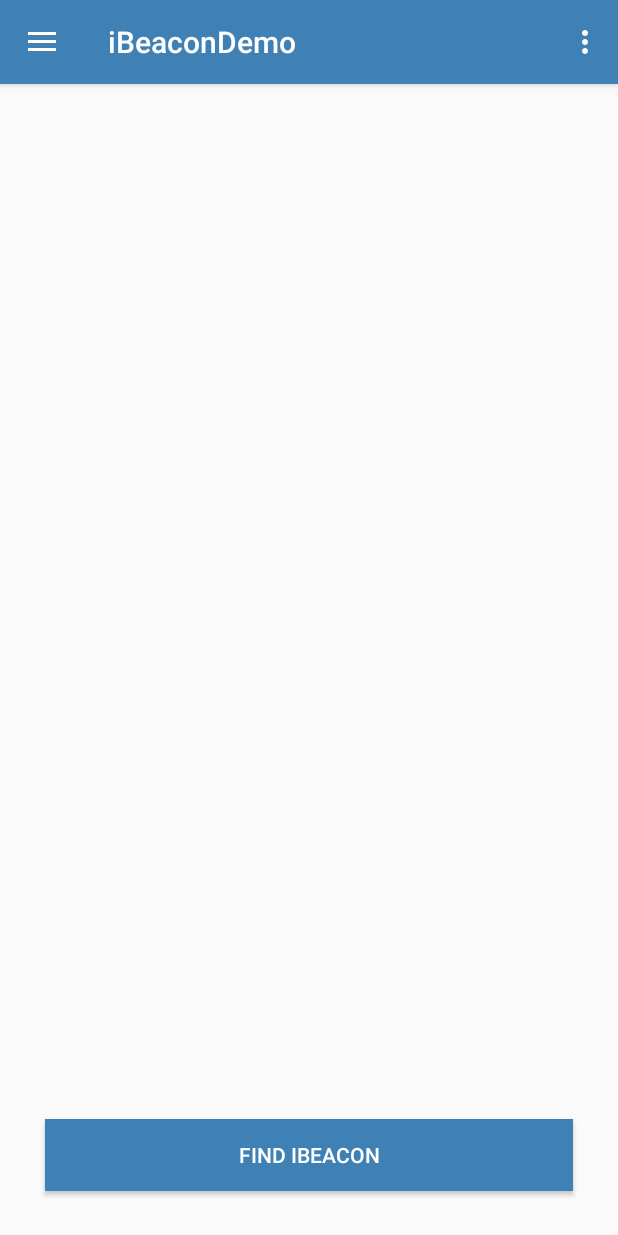
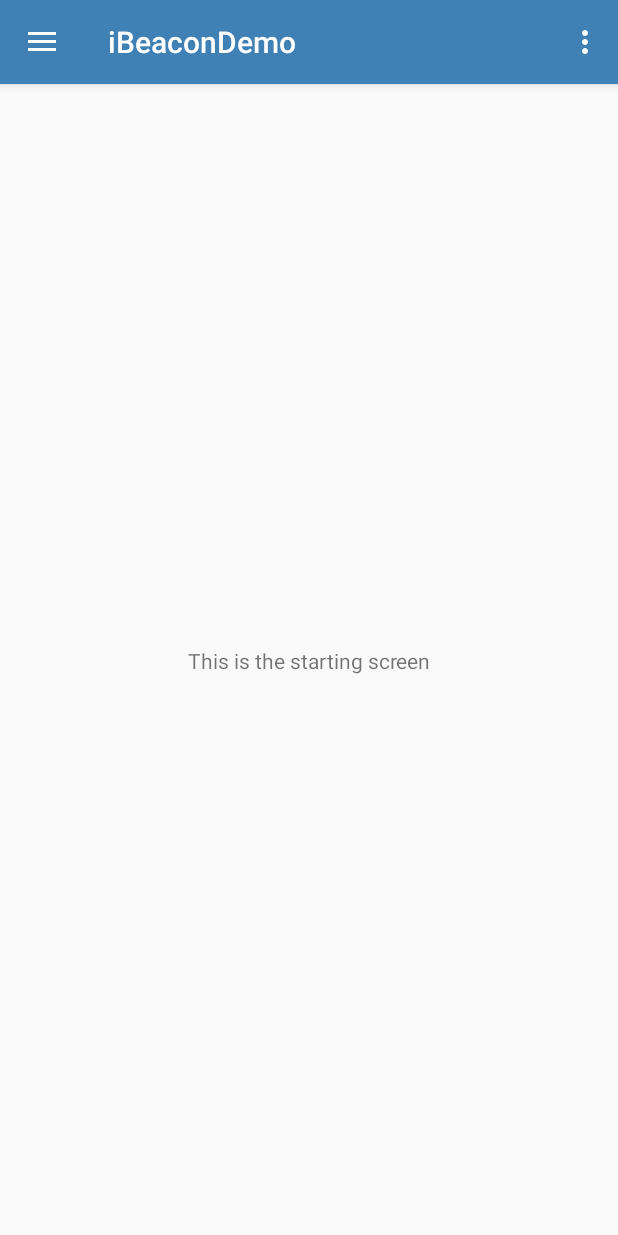
Before and after one commit to stetar/Bachelors_Project, an Android app: the screen it shows after launch (MainActivity), on a phone screen of 412 x 824 dp. Run offline under Robolectric (Android 15) with nearby library versions, the phone set to English and light mode, and no system bars; libraries missing offline, so code that uses them is left out: mobi.inthepocket.android; 1 statement that could not run was skipped.

Commit message:
New starting fragment
Also some refactoring

```diff
--- a/iBeacon-Android-master/app/src/main/java/com/example/srikate/ibeacondemo/MainActivity.java
+++ b/iBeacon-Android-master/app/src/main/java/com/example/srikate/ibeacondemo/MainActivity.java
@@ -15,9 +15,10 @@ import android.view.Menu;
 import android.view.MenuItem;
 import android.widget.Toast;
 
-import com.example.srikate.ibeacondemo.simulator.BeaconSimulatorFragment;
-import com.example.srikate.ibeacondemo.timeattendant.TimeAttendantFastFragment;
-import com.example.srikate.ibeacondemo.timeattendant.WebViewTestFragment;
+import com.example.srikate.ibeacondemo.fragments.BeaconSimulatorFragment;
+import com.example.srikate.ibeacondemo.fragments.StartingFragment;
+import com.example.srikate.ibeacondemo.fragments.TimeAttendantFastFragment;
+import com.example.srikate.ibeacondemo.fragments.WebViewTestFragment;
 import com.google.android.material.navigation.NavigationView;
 
 public class MainActivity extends AppCompatActivity
@@ -39,7 +40,7 @@ public class MainActivity extends AppCompatActivity
         NavigationView navigationView = findViewById(R.id.nav_view);
         navigationView.setNavigationItemSelectedListener(this);
 
-        TimeAttendantFastFragment fragment = TimeAttendantFastFragment.newInstance();
+        StartingFragment fragment = StartingFragment.newInstance();
         FragmentManager fragmentManager = getSupportFragmentManager();
         fragmentManager.beginTransaction().replace(R.id.contentFrame, fragment, "FINDER").disallowAddToBackStack().commit();
     }
--- a/iBeacon-Android-master/app/src/main/java/com/example/srikate/ibeacondemo/simulator/BeaconSimulatorFragment.java
+++ b/iBeacon-Android-master/app/src/main/java/com/example/srikate/ibeacondemo/fragments/BeaconSimulatorFragment.java
@@ -1,4 +1,4 @@
-package com.example.srikate.ibeacondemo.simulator;
+package com.example.srikate.ibeacondemo.fragments;
 
 import android.annotation.TargetApi;
 import android.bluetooth.BluetoothAdapter;
--- a/iBeacon-Android-master/app/src/main/java/com/example/srikate/ibeacondemo/timeattendant/WebViewTestFragment.java
+++ b/iBeacon-Android-master/app/src/main/java/com/example/srikate/ibeacondemo/fragments/StartingFragment.java
@@ -1,25 +1,19 @@
-package com.example.srikate.ibeacondemo.timeattendant;
+package com.example.srikate.ibeacondemo.fragments;
 
 import android.os.Bundle;
-import androidx.annotation.Nullable;
-import androidx.fragment.app.Fragment;
 import android.view.LayoutInflater;
 import android.view.View;
 import android.view.ViewGroup;
 
+import androidx.annotation.Nullable;
+import androidx.fragment.app.Fragment;
 
 import com.example.srikate.ibeacondemo.R;
 
-/**
- * Created by srikate on 10/4/2017 AD.
- * Source : https://github.com/inthepocket/ibeacon-scanner-android
- */
+public class StartingFragment extends Fragment {
 
-public class WebViewTestFragment extends Fragment{
-
-
-    public static WebViewTestFragment newInstance() {
-        return new WebViewTestFragment();
+    public static StartingFragment newInstance() {
+        return new StartingFragment();
     }
 
     @Override
@@ -33,10 +27,9 @@ public class WebViewTestFragment extends Fragment{
     @Override
     public View onCreateView(LayoutInflater inflater, @Nullable ViewGroup container, @Nullable Bundle savedInstanceState) {
 
-        View v = inflater.inflate(R.layout.time_atten_fragment, container, false);
+        View v = inflater.inflate(R.layout.start_fragment, container, false);
 
 
         return v;
     }
-
 }
--- /dev/null
+++ b/iBeacon-Android-master/app/src/main/res/layout/start_fragment.xml
@@ -0,0 +1,18 @@
+<?xml version="1.0" encoding="utf-8"?>
+<androidx.constraintlayout.widget.ConstraintLayout xmlns:android="http://schemas.android.com/apk/res/android"
+    xmlns:app="http://schemas.android.com/apk/res-auto"
+    android:id="@+id/linearLayout"
+    android:layout_width="match_parent"
+    android:layout_height="match_parent"
+    android:orientation="vertical" >
+
+    <TextView
+        android:id="@+id/textView2"
+        android:layout_width="wrap_content"
+        android:layout_height="wrap_content"
+        android:text="This is the starting screen"
+        app:layout_constraintBottom_toBottomOf="parent"
+        app:layout_constraintEnd_toEndOf="parent"
+        app:layout_constraintStart_toStartOf="parent"
+        app:layout_constraintTop_toTopOf="parent" />
+</androidx.constraintlayout.widget.ConstraintLayout>
```
Also changed, not shown: iBeacon-Android-master/app/src/main/java/com/example/srikate/ibeacondemo/fragments/TimeAttendantFastFragment.java (renamed from iBeacon-Android-master/app/src/main/java/com/example/srikate/ibeacondemo/timeattendant/TimeAttendantFastFragment.java, +4 -10 lines), iBeacon-Android-master/app/src/main/java/com/example/srikate/ibeacondemo/fragments/WebViewTestFragment.java (added, +42 -0 lines), iBeacon-Android-master/app/src/main/java/com/example/srikate/ibeacondemo/model/BeaconListModel.java (+9 -0 lines).
